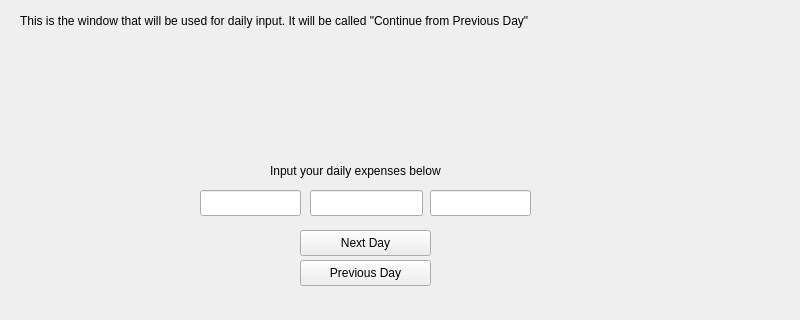
Before: the Qt Designer form src/ui/mainwindow.ui in Mihael0/finance_manager_qt, drawn with Qt 5; both pictures show x 0 to 800 and y 0 to 320 of the 800 by 600 pixel window.
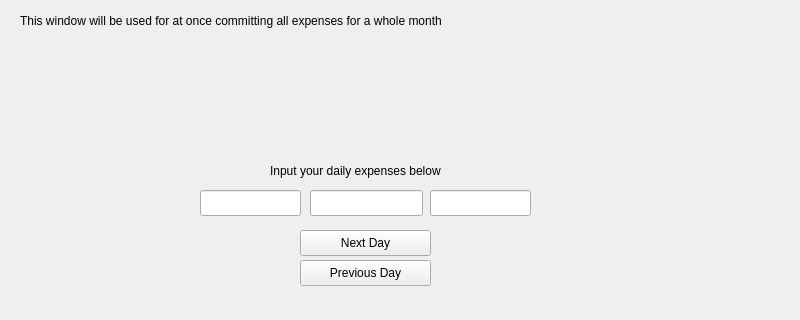
After: the same form once the commit is applied.

What changed in the file:
```diff
--- a/src/ui/mainwindow.ui
+++ b/src/ui/mainwindow.ui
@@ -86,7 +86,7 @@
      </rect>
     </property>
     <property name="text">
-     <string>This is the window that will be used for daily input. It will be called &quot;Continue from Previous Day&quot;</string>
+     <string>This window will be used for at once committing all expenses for a whole month</string>
     </property>
    </widget>
    <widget class="QLineEdit" name="startOfCurrentMonth">
```
